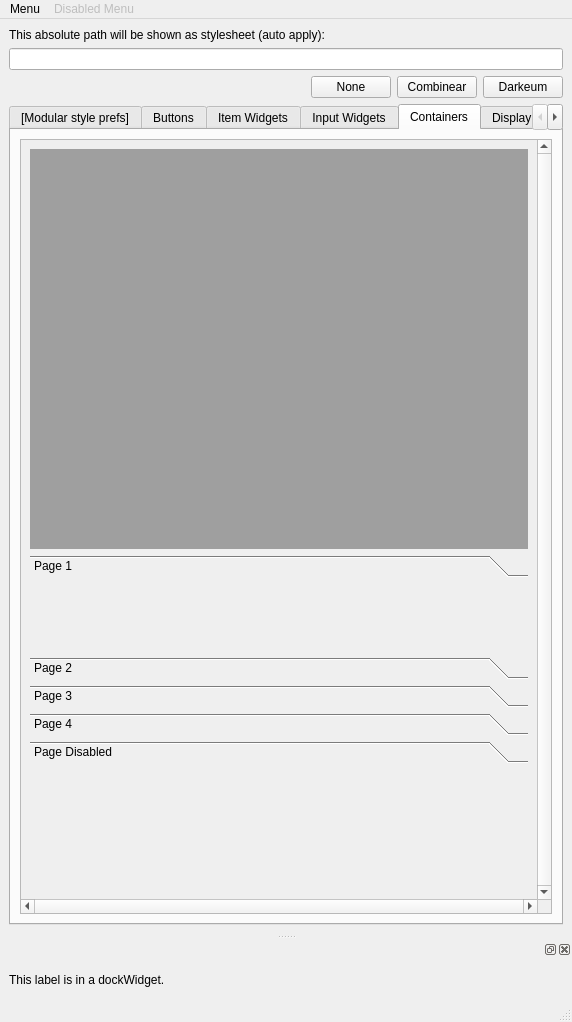
This is OTModules/OTInternals/wstyletest.ui in pietr26/OMSI-Tools as Qt 5 draws it before an edit. The edited form follows.
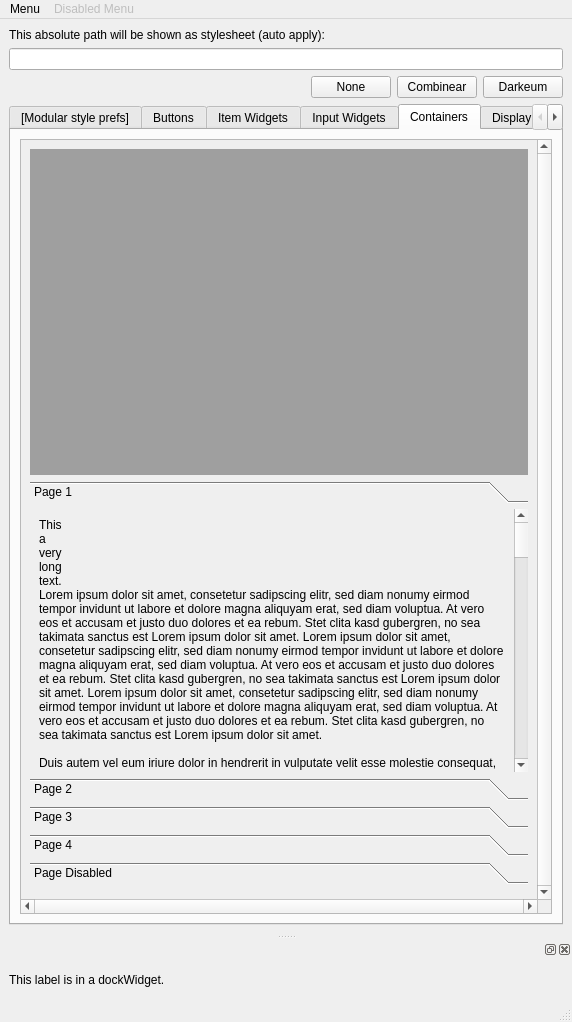
This is the edited form. The open tabs and pages were chosen to show the change. Icons and pictures are not drawn.

Commit message: Changed styletest stylesheet

What changed in the file:
```diff
--- a/OTModules/OTInternals/wstyletest.ui
+++ b/OTModules/OTInternals/wstyletest.ui
@@ -1232,13 +1232,58 @@
                   <rect>
                    <x>0</x>
                    <y>0</y>
-                   <width>98</width>
-                   <height>28</height>
+                   <width>482</width>
+                   <height>2066</height>
                   </rect>
                  </property>
                  <attribute name="label">
                   <string notr="true">Page 1</string>
                  </attribute>
+                 <layout class="QVBoxLayout" name="verticalLayout_12">
+                  <item>
+                   <widget class="QLabel" name="label_14">
+                    <property name="text">
+                     <string notr="true">This
+a
+very
+long
+text.
+Lorem ipsum dolor sit amet, consetetur sadipscing elitr, sed diam nonumy eirmod tempor invidunt ut labore et dolore magna aliquyam erat, sed diam voluptua. At vero eos et accusam et justo duo dolores et ea rebum. Stet clita kasd gubergren, no sea takimata sanctus est Lorem ipsum dolor sit amet. Lorem ipsum dolor sit amet, consetetur sadipscing elitr, sed diam nonumy eirmod tempor invidunt ut labore et dolore magna aliquyam erat, sed diam voluptua. At vero eos et accusam et justo duo dolores et ea rebum. Stet clita kasd gubergren, no sea takimata sanctus est Lorem ipsum dolor sit amet. Lorem ipsum dolor sit amet, consetetur sadipscing elitr, sed diam nonumy eirmod tempor invidunt ut labore et dolore magna aliquyam erat, sed diam voluptua. At vero eos et accusam et justo duo dolores et ea rebum. Stet clita kasd gubergren, no sea takimata sanctus est Lorem ipsum dolor sit amet. 
+
+Duis autem vel eum iriure dolor in hendrerit in vulputate velit esse molestie consequat, vel illum dolore eu feugiat nulla facilisis at vero eros et accumsan et iusto odio dignissim qui blandit praesent luptatum zzril delenit augue duis dolore te feugait nulla facilisi. Lorem ipsum dolor sit amet, consectetuer adipiscing elit, sed diam nonummy nibh euismod tincidunt ut laoreet dolore magna aliquam erat volutpat. 
+
+Ut wisi enim ad minim veniam, quis nostrud exerci tation ullamcorper suscipit lobortis nisl ut aliquip ex ea commodo consequat. Duis autem vel eum iriure dolor in hendrerit in vulputate velit esse molestie consequat, vel illum dolore eu feugiat nulla facilisis at vero eros et accumsan et iusto odio dignissim qui blandit praesent luptatum zzril delenit augue duis dolore te feugait nulla facilisi. 
+
+Nam liber tempor cum soluta nobis eleifend option congue nihil imperdiet doming id quod mazim placerat facer possim assum. Lorem ipsum dolor sit amet, consectetuer adipiscing elit, sed diam nonummy nibh euismod tincidunt ut laoreet dolore magna aliquam erat volutpat. Ut wisi enim ad minim veniam, quis nostrud exerci tation ullamcorper suscipit lobortis nisl ut aliquip ex ea commodo consequat. 
+
+Duis autem vel eum iriure dolor in hendrerit in vulputate velit esse molestie consequat, vel illum dolore eu feugiat nulla facilisis. 
+
+At vero eos et accusam et justo duo dolores et ea rebum. Stet clita kasd gubergren, no sea takimata sanctus est Lorem ipsum dolor sit amet. Lorem ipsum dolor sit amet, consetetur sadipscing elitr, sed diam nonumy eirmod tempor invidunt ut labore et dolore magna aliquyam erat, sed diam voluptua. At vero eos et accusam et justo duo dolores et ea rebum. Stet clita kasd gubergren, no sea takimata sanctus est Lorem ipsum dolor sit amet. Lorem ipsum dolor sit amet, consetetur sadipscing elitr, At accusam aliquyam diam diam dolore dolores duo eirmod eos erat, et nonumy sed tempor et et invidunt justo labore Stet clita ea et gubergren, kasd magna no rebum. sanctus sea sed takimata ut vero voluptua. est Lorem ipsum dolor sit amet. Lorem ipsum dolor sit amet, consetetur sadipscing elitr, sed diam nonumy eirmod tempor invidunt ut labore et dolore magna aliquyam erat. 
+
+Consetetur sadipscing elitr, sed diam nonumy eirmod tempor invidunt ut labore et dolore magna aliquyam erat, sed diam voluptua. At vero eos et accusam et justo duo dolores et ea rebum. Stet clita kasd gubergren, no sea takimata sanctus est Lorem ipsum dolor sit amet. Lorem ipsum dolor sit amet, consetetur sadipscing elitr, sed diam nonumy eirmod tempor invidunt ut labore et dolore magna aliquyam erat, sed diam voluptua. At vero eos et accusam et justo duo dolores et ea rebum. Stet clita kasd gubergren, no sea takimata sanctus est Lorem ipsum dolor sit amet. Lorem ipsum dolor sit amet, consetetur sadipscing elitr, sed diam nonumy eirmod tempor invidunt ut labore et dolore magna aliquyam erat, sed diam voluptua. At vero eos et accusam et justo duo dolores et ea rebum. Stet clita kasd gubergren, no sea takimata sanctus. 
+
+Lorem ipsum dolor sit amet, consetetur sadipscing elitr, sed diam nonumy eirmod tempor invidunt ut labore et dolore magna aliquyam erat, sed diam voluptua. At vero eos et accusam et justo duo dolores et ea rebum. Stet clita kasd gubergren, no sea takimata sanctus est Lorem ipsum dolor sit amet. Lorem ipsum dolor sit amet, consetetur sadipscing elitr, sed diam nonumy eirmod tempor invidunt ut labore et dolore magna aliquyam erat, sed diam voluptua. At vero eos et accusam et justo duo dolores et ea rebum. Stet clita kasd gubergren, no sea takimata sanctus est Lorem ipsum dolor sit amet. Lorem ipsum dolor sit amet, consetetur sadipscing elitr, sed diam nonumy eirmod tempor invidunt ut labore et dolore magna aliquyam erat, sed diam voluptua. At vero eos et accusam et justo duo dolores et ea rebum. Stet clita kasd gubergren, no sea takimata sanctus est Lorem ipsum dolor sit amet. 
+
+Duis autem vel eum iriure dolor in hendrerit in vulputate velit esse molestie consequat, vel illum dolore eu feugiat nulla facilisis at vero eros et accumsan et iusto odio dignissim qui blandit praesent luptatum zzril delenit augue duis dolore te feugait nulla facilisi. Lorem ipsum dolor sit amet, consectetuer adipiscing elit, sed diam nonummy nibh euismod tincidunt ut laoreet dolore magna aliquam erat volutpat. 
+
+Ut wisi enim ad minim veniam, quis nostrud exerci tation ullamcorper suscipit lobortis nisl ut aliquip ex ea commodo consequat. Duis autem vel eum iriure dolor in hendrerit in vulputate velit esse molestie consequat, vel illum dolore eu feugiat nulla facilisis at vero eros et accumsan et iusto odio dignissim qui blandit praesent luptatum zzril delenit augue duis dolore te feugait nulla facilisi. 
+
+Nam liber tempor cum soluta nobis eleifend option congue nihil imperdiet doming id quod mazim placerat facer possim assum. Lorem ipsum dolor sit amet, consectetuer adipiscing elit, sed diam nonummy nibh euismod tincidunt ut laoreet dolore magna aliquam erat volutpat. Ut wisi enim ad minim veniam, quis nostrud exerci tation ullamcorper suscipit lobortis nisl ut aliquip ex ea commodo consequat. 
+
+Duis autem vel eum iriure dolor in hendrerit in vulputate velit esse molestie consequat, vel illum dolore eu feugiat nulla facilisis. 
+
+At vero eos et accusam et justo duo dolores et ea rebum. Stet clita kasd gubergren, no sea takimata sanctus est Lorem ipsum dolor sit amet. Lorem ipsum dolor sit amet, consetetur sadipscing elitr, sed diam nonumy eirmod tempor invidunt ut labore et dolore magna aliquyam erat, sed diam voluptua. At vero eos et accusam et justo duo dolores et ea rebum. Stet clita kasd gubergren, no sea takimata sanctus est Lorem ipsum dolor sit amet. Lorem ipsum dolor sit amet, consetetur sadipscing elitr, At accusam aliquyam diam diam dolore dolores duo eirmod eos erat, et nonumy sed tempor et et invidunt justo labore Stet clita ea et gubergren, kasd magna no rebum. sanctus sea sed takimata ut vero voluptua. est Lorem ipsum dolor sit amet. Lorem ipsum dolor sit amet, consetetur sadipscing elitr, sed diam nonumy eirmod tempor invidunt ut labore et dolore magna aliquyam erat. 
+
+Consetetur sadipscing elitr, sed diam nonumy eirmod tempor invidunt ut labore et dolore magna aliquyam erat, sed diam voluptua. At vero eos et accusam et justo duo dolores et ea rebum. Stet clita kasd gubergren, no sea takimata sanctus est Lorem ipsum dolor sit amet. Lorem ipsum dolor sit amet, consetetur sadipscing elitr, sed diam nonumy eirmod tempor invidunt ut labore et dolore magna aliquyam erat, sed diam voluptua. At vero eos et accusam et justo duo dolores et ea rebum. Stet clita kasd gubergren, no sea takimata sanctus est Lorem ipsum dolor sit amet. Lorem ipsum dolor sit amet, consetetur sadipscing elitr, sed diam nonumy eirmod tempor invidunt ut labore et dolore magna aliquyam erat, sed diam voluptua. At vero eos et accusam et justo duo dolores et ea rebum. Stet clita kasd gubergren, no sea takimata sanctus. 
+
+Lorem ipsum dolor sit amet, consetetur sadipscing elitr, sed diam nonumy eirmod tempor invidunt ut labore et dolore magna aliquyam erat, sed diam voluptua. At vero eos et accusam et justo duo dolores et ea rebum. Stet clita kasd gubergren, no sea takimata sanctus est Lorem ipsum dolor sit amet. Lorem ipsum dolor sit amet, consetetur sadipscing elitr, sed diam nonumy eirmod tempor invidunt ut labore et dolore magna aliquyam erat, sed diam voluptua. At vero eos et accusam et justo duo dolores et ea rebum. Stet clita kasd gubergren, no sea takimata sanctus est Lorem ipsum dolor sit amet. Lorem ipsum dolor sit amet, consetetur sadipscing elitr, sed diam nonumy eirmod tempor invidunt ut labore et dolore magna aliquyam erat, sed diam voluptua. At vero eos et accusam et justo duo dolores et ea rebum. Stet clita kasd gubergren, no sea takimata sanctus est Lorem ipsum dolor sit amet. </string>
+                    </property>
+                    <property name="wordWrap">
+                     <bool>true</bool>
+                    </property>
+                   </widget>
+                  </item>
+                 </layout>
                 </widget>
                 <widget class="QWidget" name="page_2">
                  <property name="geometry">
```
Left out of the diff: 7 changed lines with no effect on the pictures. The commit also changes 1 other file.
